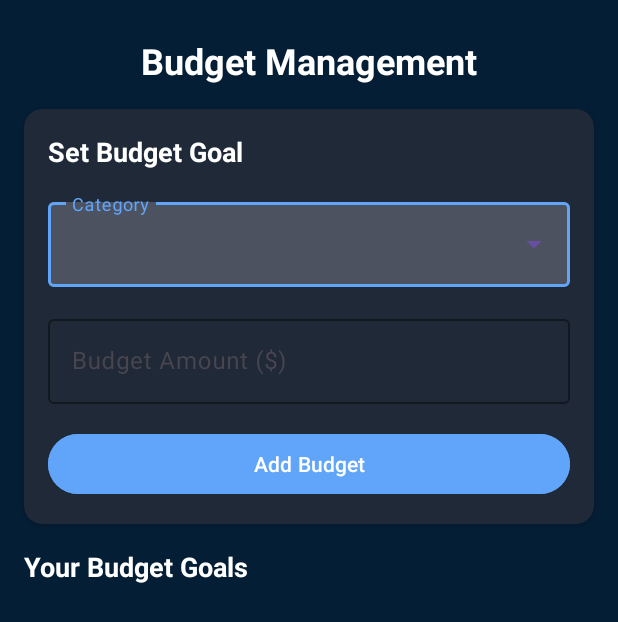
After one commit to Vutlhari-Mabasa/Savings, an Android app: the BudgetActivity screen opened directly, with no data from a screen before it, on a phone screen of 412 x 824 dp. The commit adds this screen. Shown: the top 622 px of the screen. Run offline under Robolectric (Android 15) with nearby library versions, the phone set to English and light mode, and no system bars; our stand-ins replace Firebase (no records; nobody signed in at launch, a user with empty details on screens opened directly).

Commit message:
multiple changes
added new pages and adapters, for creating budgets and storing the budgets

```diff
--- a/app/src/main/AndroidManifest.xml
+++ b/app/src/main/AndroidManifest.xml
@@ -18,6 +18,9 @@
         tools:targetApi="31">
         <activity
             android:name=".AdviceActivity"
+            android:exported="false" />
+        <activity
+            android:name=".BudgetActivity"
             android:exported="false" />
         <activity
             android:name=".ExpenseActivity"
--- /dev/null
+++ b/app/src/main/java/com/example/savings/BudgetActivity.kt
@@ -0,0 +1,211 @@
+package com.example.savings
+
+import android.app.AlertDialog
+import android.os.Bundle
+import android.widget.ArrayAdapter
+import android.widget.Toast
+import androidx.appcompat.app.AppCompatActivity
+import androidx.recyclerview.widget.LinearLayoutManager
+import com.example.savings.data.Budget
+import com.example.savings.data.BudgetAdapter
+import com.example.savings.data.Expense
+import com.example.savings.databinding.ActivityBudgetBinding
+import com.google.firebase.auth.FirebaseAuth
+import com.google.firebase.firestore.FirebaseFirestore
+import java.util.*
+
+
+class BudgetActivity : AppCompatActivity() {
+
+    private lateinit var binding: ActivityBudgetBinding
+    private lateinit var budgetAdapter: BudgetAdapter
+    private val budgets = mutableListOf<Budget>()
+    private var editingBudget: Budget? = null
+    private lateinit var db: FirebaseFirestore
+    private lateinit var auth: FirebaseAuth
+    private var expenses: List<Expense> = emptyList()
+
+    // Use the same categories as ExpenseFormDialog
+    private val categories = listOf("Food", "Transport", "Health", "Shopping")
+
+    override fun onCreate(savedInstanceState: Bundle?) {
+        super.onCreate(savedInstanceState)
+        binding = ActivityBudgetBinding.inflate(layoutInflater)
+        setContentView(binding.root)
+
+        db = FirebaseFirestore.getInstance()
+        auth = FirebaseAuth.getInstance()
+
+        setupRecyclerView()
+        setupCategorySpinner()
+        setupClickListeners()
+        observeBudgetsAndExpenses()
+    }
+
+    private fun setupRecyclerView() {
+        budgetAdapter = BudgetAdapter(
+            budgets = budgets,
+            onEditClick = { budget -> editBudget(budget) },
+            onDeleteClick = { budget -> showDeleteConfirmation(budget) }
+        )
+
+        binding.budgetsRecyclerView.apply {
+            layoutManager = LinearLayoutManager(this@BudgetActivity)
+            adapter = budgetAdapter
+        }
+    }
+
+    private fun setupCategorySpinner() {
+        val adapter = ArrayAdapter(this, android.R.layout.simple_dropdown_item_1line, categories)
+        binding.categorySpinner.setAdapter(adapter)
+    }
+
+    private fun setupClickListeners() {
+        binding.addBudgetButton.setOnClickListener {
+            if (editingBudget != null) {
+                updateBudget()
+            } else {
+                addBudget()
+            }
+        }
+    }
+
+    private fun observeBudgetsAndExpenses() {
+        val uid = auth.currentUser?.uid ?: return
+        // Listen to budgets
+        db.collection("budgets")
+            .whereEqualTo("userId", uid)
+            .addSnapshotListener { budgetSnapshot, e ->
+                if (e != null || budgetSnapshot == null) return@addSnapshotListener
+                budgets.clear()
+                for (doc in budgetSnapshot) {
+                    val budget = doc.toObject(Budget::class.java).copy(id = doc.id)
+                    budgets.add(budget)
+                }
+                // After loading budgets, load expenses
+                loadExpensesAndUpdateBudgets()
+            }
+    }
+
+    private fun loadExpensesAndUpdateBudgets() {
+        val uid = auth.currentUser?.uid ?: return
+        db.collection("expenses")
+            .whereEqualTo("userId", uid)
+            .addSnapshotListener { expenseSnapshot, e ->
+                if (e != null || expenseSnapshot == null) return@addSnapshotListener
+                expenses = expenseSnapshot.map { it.toObject(Expense::class.java).copy(id = it.id) }
+                updateBudgetsSpentAmount()
+            }
+    }
+
+    private fun updateBudgetsSpentAmount() {
+        // For each budget, sum expenses for that category
+        val updatedBudgets = budgets.map { budget ->
+            val spent = expenses.filter { it.category == budget.category }.sumOf { it.amount }
+            budget.copy(spentAmount = spent)
+        }
+        budgetAdapter.updateBudgets(updatedBudgets)
+    }
+
+    private fun addBudget() {
+        val category = binding.categorySpinner.text.toString()
+        val amountText = binding.amountEditText.text.toString()
+
+        if (category.isEmpty() || amountText.isEmpty()) {
+            Toast.makeText(this, getString(R.string.fill_all_fields), Toast.LENGTH_SHORT).show()
+            return
+        }
+
+        val amount = amountText.toDoubleOrNull()
+        if (amount == null || amount <= 0) {
+            Toast.makeText(this, getString(R.string.enter_valid_amount), Toast.LENGTH_SHORT).show()
+            return
+        }
+
+        // Check if category already exists
+        if (budgets.any { it.category == category }) {
+            Toast.makeText(this, getString(R.string.category_exists), Toast.LENGTH_SHORT).show()
+            return
+        }
+
+        val uid = auth.currentUser?.uid ?: return
+        val budget = Budget(
+            category = category,
+            budgetAmount = amount,
+            spentAmount = 0.0,
+            userId = uid
+        )
+
+        db.collection("budgets").add(budget)
+            .addOnSuccessListener {
+                clearForm()
+                Toast.makeText(this, getString(R.string.budget_added), Toast.LENGTH_SHORT).show()
+            }
+            .addOnFailureListener {
+                Toast.makeText(this, "Failed to add budget", Toast.LENGTH_SHORT).show()
+            }
+    }
+
+    private fun editBudget(budget: Budget) {
+        editingBudget = budget
+        binding.categorySpinner.setText(budget.category, false)
+        binding.amountEditText.setText(budget.budgetAmount.toString())
+        binding.addBudgetButton.text = getString(R.string.update_budget)
+        binding.categorySpinner.isEnabled = false // Prevent category change when editing
+    }
+
+    private fun updateBudget() {
+        val budget = editingBudget ?: return
+        val amountText = binding.amountEditText.text.toString()
+
+        if (amountText.isEmpty()) {
+            Toast.makeText(this, getString(R.string.enter_amount), Toast.LENGTH_SHORT).show()
+            return
+        }
+
+        val amount = amountText.toDoubleOrNull()
+        if (amount == null || amount <= 0) {
+            Toast.makeText(this, getString(R.string.enter_valid_amount), Toast.LENGTH_SHORT).show()
+            return
+        }
+
+        val updatedBudget = budget.copy(budgetAmount = amount)
+        db.collection("budgets").document(budget.id).set(updatedBudget)
+            .addOnSuccessListener {
+                clearForm()
+                Toast.makeText(this, getString(R.string.budget_updated), Toast.LENGTH_SHORT).show()
+            }
+            .addOnFailureListener {
+                Toast.makeText(this, "Failed to update budget", Toast.LENGTH_SHORT).show()
+            }
+    }
+
+    private fun showDeleteConfirmation(budget: Budget) {
+        AlertDialog.Builder(this)
+            .setTitle(getString(R.string.delete_budget))
+            .setMessage(getString(R.string.delete_budget_confirmation, budget.category))
+            .setPositiveButton(getString(R.string.delete)) { _, _ ->
+                deleteBudget(budget)
+            }
+            .setNegativeButton(getString(R.string.cancel), null)
+            .show()
+    }
+
+    private fun deleteBudget(budget: Budget) {
+        db.collection("budgets").document(budget.id).delete()
+            .addOnSuccessListener {
+                Toast.makeText(this, getString(R.string.budget_deleted), Toast.LENGTH_SHORT).show()
+            }
+            .addOnFailureListener {
+                Toast.makeText(this, "Failed to delete budget", Toast.LENGTH_SHORT).show()
+            }
+    }
+
+    private fun clearForm() {
+        binding.categorySpinner.text.clear()
+        binding.amountEditText.text?.clear()
+        binding.addBudgetButton.text = getString(R.string.add_budget)
+        binding.categorySpinner.isEnabled = true
+        editingBudget = null
+    }
+}
--- a/app/src/main/java/com/example/savings/MainActivity.kt
+++ b/app/src/main/java/com/example/savings/MainActivity.kt
@@ -29,5 +29,10 @@ class MainActivity : AppCompatActivity() {
             val intent = Intent(this, AdviceActivity::class.java)
             startActivity(intent)
         }
+
+        binding.budgetButton.setOnClickListener {
+            val intent = Intent(this, BudgetActivity::class.java)
+            startActivity(intent)
+        }
     }
 }
--- /dev/null
+++ b/app/src/main/res/layout/activity_budget.xml
@@ -0,0 +1,121 @@
+<?xml version="1.0" encoding="utf-8"?>
+<androidx.constraintlayout.widget.ConstraintLayout xmlns:android="http://schemas.android.com/apk/res/android"
+    xmlns:app="http://schemas.android.com/apk/res-auto"
+    xmlns:tools="http://schemas.android.com/tools"
+    android:layout_width="match_parent"
+    android:layout_height="match_parent"
+    android:background="#041E35"
+    tools:context=".BudgetActivity">
+
+    <TextView
+        android:id="@+id/titleText"
+        android:layout_width="wrap_content"
+        android:layout_height="wrap_content"
+        android:text="@string/budget_management"
+        android:textColor="#FFFFFF"
+        android:textSize="24sp"
+        android:textStyle="bold"
+        app:layout_constraintTop_toTopOf="parent"
+        app:layout_constraintStart_toStartOf="parent"
+        app:layout_constraintEnd_toEndOf="parent"
+        android:layout_marginTop="24dp"/>
+
+    <androidx.cardview.widget.CardView
+        android:id="@+id/budgetFormCard"
+        android:layout_width="0dp"
+        android:layout_height="wrap_content"
+        android:layout_margin="16dp"
+        app:cardCornerRadius="12dp"
+        app:cardBackgroundColor="#1F2937"
+        app:layout_constraintTop_toBottomOf="@id/titleText"
+        app:layout_constraintStart_toStartOf="parent"
+        app:layout_constraintEnd_toEndOf="parent">
+
+        <LinearLayout
+            android:layout_width="match_parent"
+            android:layout_height="wrap_content"
+            android:orientation="vertical"
+            android:padding="16dp">
+
+            <TextView
+                android:layout_width="wrap_content"
+                android:layout_height="wrap_content"
+                android:text="@string/set_budget_goal"
+                android:textColor="#FFFFFF"
+                android:textSize="18sp"
+                android:textStyle="bold"
+                android:layout_marginBottom="16dp"/>
+
+            <com.google.android.material.textfield.TextInputLayout
+                android:id="@+id/categoryLayout"
+                style="@style/Widget.MaterialComponents.TextInputLayout.OutlinedBox.ExposedDropdownMenu"
+                android:layout_width="match_parent"
+                android:layout_height="wrap_content"
+                android:hint="@string/category"
+                app:boxStrokeColor="#60A5FA"
+                app:hintTextColor="#60A5FA">
+
+                <AutoCompleteTextView
+                    android:id="@+id/categorySpinner"
+                    android:layout_width="match_parent"
+                    android:layout_height="wrap_content"
+                    android:inputType="none"
+                    android:textColor="#FFFFFF"/>
+
+            </com.google.android.material.textfield.TextInputLayout>
+
+            <com.google.android.material.textfield.TextInputLayout
+                android:id="@+id/amountLayout"
+                android:layout_width="match_parent"
+                android:layout_height="wrap_content"
+                android:layout_marginTop="16dp"
+                android:hint="@string/budget_amount"
+                app:boxStrokeColor="#60A5FA"
+                app:hintTextColor="#60A5FA">
+
+                <com.google.android.material.textfield.TextInputEditText
+                    android:id="@+id/amountEditText"
+                    android:layout_width="match_parent"
+                    android:layout_height="wrap_content"
+                    android:inputType="numberDecimal"
+                    android:textColor="#FFFFFF"/>
+
+            </com.google.android.material.textfield.TextInputLayout>
+
+            <Button
+                android:id="@+id/addBudgetButton"
+                android:layout_width="match_parent"
+                android:layout_height="wrap_content"
+                android:layout_marginTop="16dp"
+                android:text="@string/add_budget"
+                android:backgroundTint="#60A5FA"
+                android:textColor="#FFFFFF"/>
+
+        </LinearLayout>
+
+    </androidx.cardview.widget.CardView>
+
+    <TextView
+        android:id="@+id/budgetsTitle"
+        android:layout_width="wrap_content"
+        android:layout_height="wrap_content"
+        android:text="@string/your_budget_goals"
+        android:textColor="#FFFFFF"
+        android:textSize="18sp"
+        android:textStyle="bold"
+        app:layout_constraintTop_toBottomOf="@id/budgetFormCard"
+        app:layout_constraintStart_toStartOf="parent"
+        android:layout_marginStart="16dp"
+        android:layout_marginTop="16dp"/>
+
+    <androidx.recyclerview.widget.RecyclerView
+        android:id="@+id/budgetsRecyclerView"
+        android:layout_width="0dp"
+        android:layout_height="0dp"
+        android:layout_margin="16dp"
+        app:layout_constraintTop_toBottomOf="@id/budgetsTitle"
+        app:layout_constraintBottom_toBottomOf="parent"
+        app:layout_constraintStart_toStartOf="parent"
+        app:layout_constraintEnd_toEndOf="parent"/>
+
+</androidx.constraintlayout.widget.ConstraintLayout>
--- a/app/src/main/res/values/strings.xml
+++ b/app/src/main/res/values/strings.xml
@@ -1,3 +1,26 @@
 <resources>
     <string name="app_name">Savings</string>
+    <string name="budget_management">Budget Management</string>
+    <string name="set_budget_goal">Set Budget Goal</string>
+    <string name="category">Category</string>
+    <string name="budget_amount">Budget Amount ($)</string>
+    <string name="add_budget">Add Budget</string>
+    <string name="update_budget">Update Budget</string>
+    <string name="your_budget_goals">Your Budget Goals</string>
+    <string name="budget">Budget</string>
+    <string name="spent">Spent</string>
+    <string name="remaining">Remaining</string>
+    <string name="on_track">On Track</string>
+    <string name="over_budget">Over Budget!</string>
+    <string name="delete_budget">Delete Budget</string>
+    <string name="delete_budget_confirmation">Are you sure you want to delete the budget for %s?</string>
+    <string name="delete">Delete</string>
+    <string name="cancel">Cancel</string>
+    <string name="budget_added">Budget added successfully</string>
+    <string name="budget_updated">Budget updated successfully</string>
+    <string name="budget_deleted">Budget deleted successfully</string>
+    <string name="fill_all_fields">Please fill all fields</string>
+    <string name="enter_valid_amount">Please enter a valid amount</string>
+    <string name="category_exists">Budget for this category already exists</string>
+    <string name="enter_amount">Please enter an amount</string>
 </resources>
```
Also changed, not shown: app/src/main/java/com/example/savings/data/Budget.kt (added, +18 -0 lines), app/src/main/java/com/example/savings/data/BudgetAdapter.kt (added, +84 -0 lines), app/src/main/res/layout/activity_main.xml (+15 -0 lines), app/src/main/res/layout/item_budget.xml (added, +123 -0 lines).
